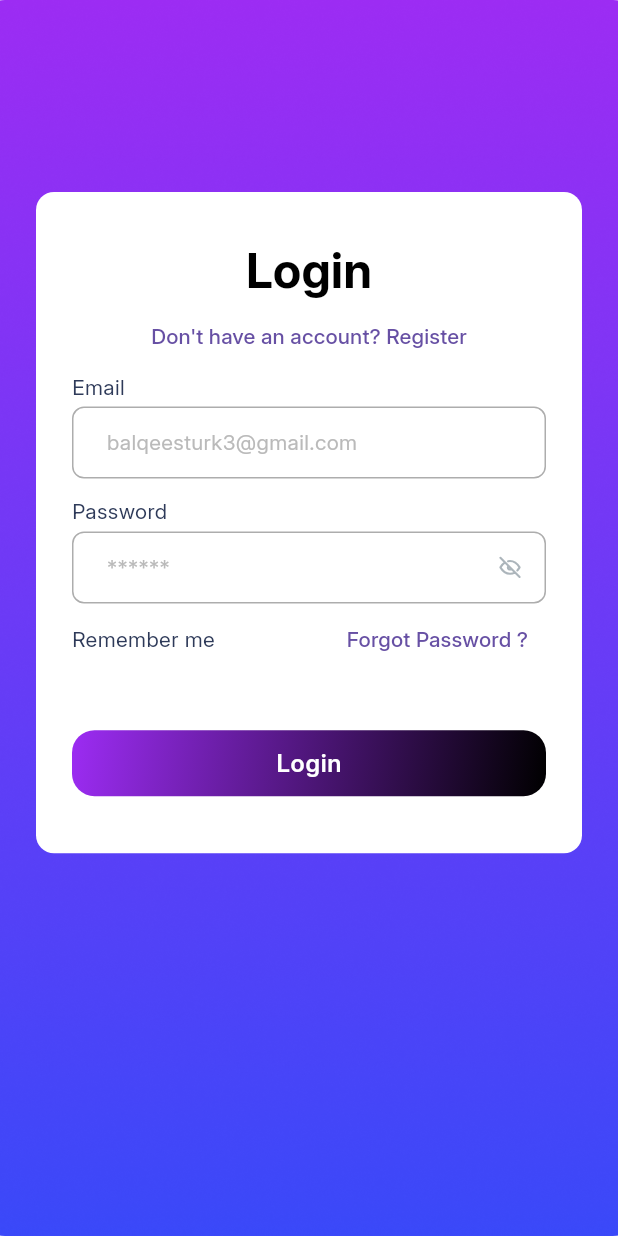
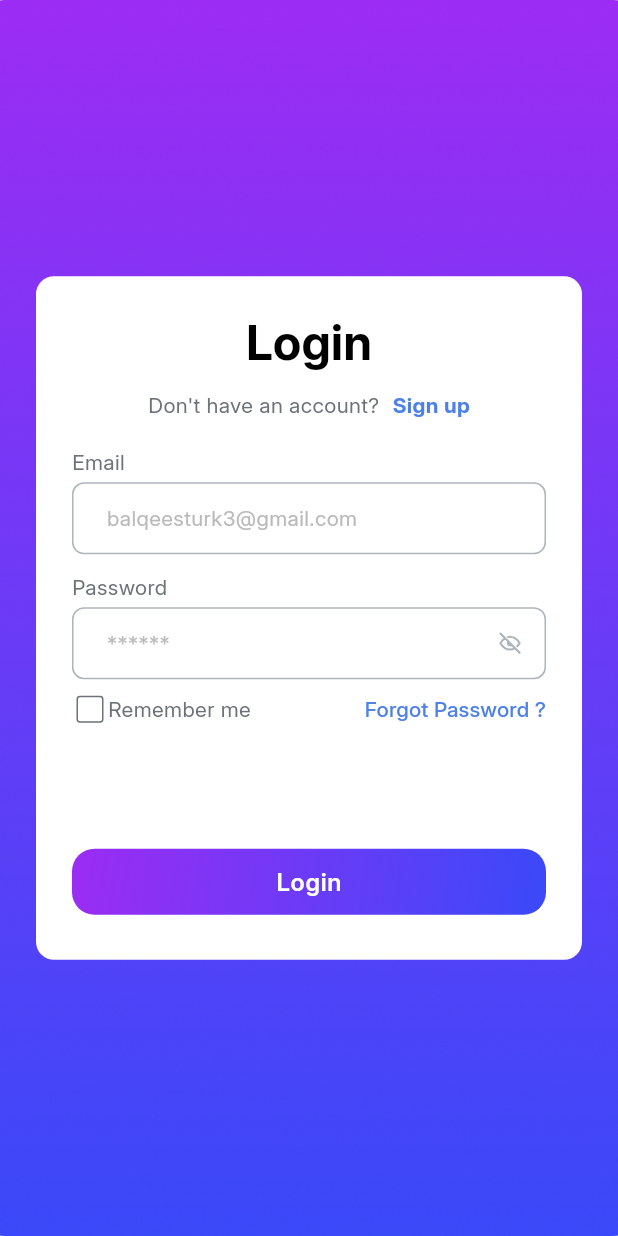
Before and after one commit to Balkis998/JODDB_TASK, a Flutter app: the screen it shows after launch, on a phone screen of 412 x 824 dp. Run offline on Flutter 3.47's test engine with Material 3 defaults, Android fonts, the phone set to English and light mode, and no system bars; our stand-ins replace cached_network_image, cloud_firestore, dio, easy_localization, equatable, firebase_auth and 7 more; accounts and stored records are empty.

Commit message:
finish auth (login/register)

```diff
--- a/lib/Core/Theme/app_colors.dart
+++ b/lib/Core/Theme/app_colors.dart
@@ -18,15 +18,17 @@ class AppColors {
   static Color mainColor = _colorFromHex('#2E3A59');
   static Color primary = _colorFromHex('#AEAEB3'); //
   static Color secondaryColor = _colorFromHex('#9C2CF3'); //
+  static Color secondaryBLueColor = _colorFromHex('#3A49F9');
+
   static Color backgroundColor = _colorFromHex('#E5EAFC');
 
   static Color blackColor = _colorFromHex('#000000');
   static Color white = _colorFromHex('#FFFFFF');
 
   static Color lightColor = _colorFromHex('#D8DEF3');
-  static Color grey = _colorFromHex('#ACB5BB');
+  static Color grey = _colorFromHex('#6C7278'); // ACB5BB
 
-  static Color borderColor = _colorFromHex('#ADADAD');
+  static Color borderColor = _colorFromHex('#ACB5BB');
   static Color hintColor = _colorFromHex('#BABABA');
 
   static Color formBorderColor = _colorFromHex("#E9E9E9");
@@ -36,4 +38,6 @@ class AppColors {
 
   static Color borderGrey = _colorFromHex("#CAC8C8");
   static Color red = _colorFromHex('#FF270E');
+  static Color infoColor = _colorFromHex('#4D81E7');
 }
+ //
--- /dev/null
+++ b/lib/Core/Widgets/checkbok_widget.dart
@@ -0,0 +1,44 @@
+import 'package:flutter/material.dart';
+import 'package:flutter_screenutil/flutter_screenutil.dart';
+
+import '../../../Core/Theme/app_colors.dart';
+
+class CheckboxWidget extends StatelessWidget {
+  final bool value;
+  final void Function(bool?)? onChanged;
+  const CheckboxWidget({super.key, required this.value, this.onChanged});
+
+  @override
+  Widget build(BuildContext context) {
+    return Checkbox(
+      checkColor: AppColors.mainColor,
+      value: value,
+      activeColor: AppColors.mainColor,
+      fillColor: WidgetStateProperty.resolveWith<Color>((
+        Set<WidgetState> states,
+      ) {
+        if (states.contains(WidgetState.selected)) {
+          return Colors.white; // Black box when checked
+        }
+        return Colors.white; // White box when unchecked
+      }),
+      side: WidgetStateBorderSide.resolveWith((Set<WidgetState> states) {
+        if (states.contains(WidgetState.selected)) {
+          return BorderSide(color: AppColors.grey, width: 1);
+        }
+
+        return BorderSide(
+          color: AppColors.grey,
+          width: 1,
+        ); // Black border when unchecked
+      }),
+      materialTapTargetSize: MaterialTapTargetSize.shrinkWrap,
+      visualDensity: const VisualDensity(
+        horizontal: VisualDensity.minimumDensity,
+        vertical: VisualDensity.minimumDensity,
+      ),
+      shape: RoundedRectangleBorder(borderRadius: BorderRadius.circular(3.r)),
+      onChanged: onChanged,
+    );
+  }
+}
--- a/lib/Core/Widgets/form_widget.dart
+++ b/lib/Core/Widgets/form_widget.dart
@@ -5,6 +5,7 @@ import 'package:flutter_screenutil/flutter_screenutil.dart';
 import '../../Core/Style/form_style.dart';
 import '../../Core/Theme/text_theme.dart';
 import '../Services/Spacer/spacer_static.dart';
+import '../Theme/app_colors.dart';
 
 class TextFormFieldWidget extends StatelessWidget {
   final TextEditingController? controller;
@@ -76,7 +77,12 @@ class TextFormFieldWidget extends StatelessWidget {
     return Column(
       crossAxisAlignment: CrossAxisAlignment.start,
       children: [
-        Text(title ?? '', style: TextThemeStyle.textThemeStyle.bodyMedium!),
+        Text(
+          title ?? '',
+          style: TextThemeStyle.textThemeStyle.bodyMedium!.copyWith(
+            color: AppColors.grey,
+          ),
+        ),
         StaticSpacer.spacer4,
         TextFormField(
           controller: controller,
--- a/lib/Core/Widgets/main_button.dart
+++ b/lib/Core/Widgets/main_button.dart
@@ -67,15 +67,11 @@ class MainButton extends StatelessWidget {
                   : isDisabled
                   ? AppColors.grey
                   : color ?? AppColors.primary,
-          gradient:
-              isGradiunt == true
-                  ? LinearGradient(
-                    begin: Alignment.topLeft,
-                    end: Alignment.bottomRight,
-                    colors: gradiuntColors!,
-                    stops: const [0.0, 1.0], // Gradient stops
-                  )
-                  : null,
+          gradient: LinearGradient(
+            begin: Alignment.topLeft,
+            end: Alignment.bottomRight,
+            colors: [AppColors.secondaryColor, AppColors.secondaryBLueColor],
+          ),
         ),
         child: Padding(
           padding: EdgeInsets.symmetric(horizontal: 4.w, vertical: 4.h),
--- a/lib/Core/Widgets/password_field.dart
+++ b/lib/Core/Widgets/password_field.dart
@@ -2,6 +2,7 @@ import 'package:flutter/material.dart';
 import 'package:flutter_screenutil/flutter_screenutil.dart';
 import 'package:flutter_svg/svg.dart';
 import '../Services/Spacer/spacer_static.dart';
+import '../Theme/app_colors.dart';
 import '../Theme/text_theme.dart';
 import '../Style/form_style.dart';
 import '../Style/assets.dart';
@@ -57,8 +58,11 @@ class _PasswordFieldState extends State<PasswordField> {
       children: [
         Text(
           widget.title ?? '',
-          style: TextThemeStyle.textThemeStyle.bodyMedium!,
+          style: TextThemeStyle.textThemeStyle.bodyMedium!.copyWith(
+            color: AppColors.grey,
+          ),
         ),
+
         StaticSpacer.spacer4,
         TextFormField(
           style: TextThemeStyle.textThemeStyle.bodyMedium,
--- /dev/null
+++ b/lib/Core/Widgets/text_button_widget.dart
@@ -0,0 +1,48 @@
+import 'package:flutter/material.dart';
+import 'package:flutter/widgets.dart';
+import 'package:flutter_screenutil/flutter_screenutil.dart';
+
+import '../Theme/app_colors.dart';
+import '../Theme/text_theme.dart';
+
+class TextButtonWidget extends StatelessWidget {
+  final void Function()? onPressed;
+  final String text1;
+  final String text2;
+  final MainAxisAlignment? mainAxisAlignment;
+
+  const TextButtonWidget({
+    super.key,
+    this.onPressed,
+    required this.text1,
+    required this.text2,
+    this.mainAxisAlignment,
+  });
+
+  @override
+  Widget build(BuildContext context) {
+    return GestureDetector(
+      onTap: onPressed,
+      child: Row(
+        mainAxisAlignment: mainAxisAlignment ?? MainAxisAlignment.center,
+        children: [
+          Text(
+            text1,
+            style: TextThemeStyle.textThemeStyle.bodyMedium!.copyWith(
+              color: AppColors.grey,
+              fontWeight: FontWeight.w400,
+            ),
+          ),
+          SizedBox(width: 5.w),
+          Text(
+            text2,
+            style: TextThemeStyle.textThemeStyle.bodyMedium!.copyWith(
+              color: AppColors.infoColor,
+              fontWeight: FontWeight.bold,
+            ),
+          ),
+        ],
+      ),
+    );
+  }
+}
--- a/lib/Features/Auth/Presentation/View/Widgets/login_body.dart
+++ b/lib/Features/Auth/Presentation/View/Widgets/login_body.dart
@@ -5,13 +5,16 @@ import '../../../../../Core/Errors/common_ui.dart';
 import '../../../../../Core/Services/Spacer/spacer_static.dart';
 import '../../../../../Core/Theme/app_colors.dart';
 import '../../../../../Core/Theme/text_theme.dart';
+import '../../../../../Core/Widgets/checkbok_widget.dart';
 import '../../../../../Core/Widgets/custome_loding_widget.dart';
 import '../../../../../Core/Widgets/form_validator.dart';
 import '../../../../../Core/Widgets/form_widget.dart';
 import '../../../../../Core/Widgets/main_button.dart';
 import '../../../../../Core/Widgets/password_field.dart';
+import '../../../../../Core/Widgets/text_button_widget.dart';
 import '../../../../Main/Presentation/View/main_screen.dart';
 import '../../BloC/AuthCubit/auth_cubit.dart';
+import '../register_screen.dart';
 
 class LoginBody extends StatefulWidget {
   const LoginBody({super.key});
@@ -42,20 +45,14 @@ class _LoginBodyState extends State<LoginBody> {
     await authCubit.loginHandler(email, password);
   }
 
+  bool tappedValue = false;
+
   @override
   Widget build(BuildContext context) {
-    return BlocConsumer<AuthCubit, AuthState>(
-      listener: (context, state) {
-        if (state is AuthSuccess) {
-          Navigator.pushReplacementNamed(context, MainScreen.id);
-        } else if (state is AuthFailure) {
-          CommonUi.snackBar(context, state.errorMessage);
-        }
-      },
-      builder: (context, state) {
-        return Container(
-          margin: EdgeInsets.symmetric(horizontal: 24, vertical: 128),
-          padding: EdgeInsets.symmetric(horizontal: 24, vertical: 32),
+    return Center(
+      child: Container(
+        margin: EdgeInsets.symmetric(horizontal: 24, vertical: 32),
+        padding: EdgeInsets.symmetric(horizontal: 24, vertical: 24),
 
         decoration: BoxDecoration(
           borderRadius: BorderRadius.circular(12),
@@ -70,18 +67,22 @@ class _LoginBodyState extends State<LoginBody> {
               children: [
                 Text(
                   'Login',
-                    style: TextThemeStyle.textThemeStyle.headlineLarge!
-                        .copyWith(
+                  style: TextThemeStyle.textThemeStyle.headlineLarge!.copyWith(
                     color: AppColors.blackColor,
                     fontWeight: FontWeight.w800,
                   ),
                 ),
-                  TextButton(
+
+                StaticSpacer.spacer16,
+
+                TextButtonWidget(
+                  text1: "Don't have an account? ",
+                  text2: 'Sign up',
                   onPressed: () {
-                      // setState(() => _isLogin = !_isLogin);
+                    Navigator.pushNamed(context, RegisterScreen.id);
                   },
-                    child: Text("Don't have an account? Register"),
                 ),
+                StaticSpacer.spacer24,
                 TextFormFieldWidget(
                   hint: 'balqeesturk3@gmail.com',
                   title: 'Email',
@@ -96,38 +97,71 @@ class _LoginBodyState extends State<LoginBody> {
                   hintText: '******',
                   validator: (value) => FormValidato.isPasswordValid(value),
                 ),
+
                 Row(
                   mainAxisAlignment: MainAxisAlignment.spaceBetween,
                   children: [
-                      Text('Remember me'),
+                    Row(
+                      children: [
+                        CheckboxWidget(
+                          value: tappedValue,
+                          onChanged: (value) {
+                            setState(() {
+                              tappedValue = value!;
+                            });
+                          },
+                        ),
+                        Text(
+                          'Remember me',
+                          style: TextThemeStyle.textThemeStyle.bodyMedium!
+                              .copyWith(color: AppColors.grey),
+                        ),
+                      ],
+                    ),
                     TextButton(
+                      style: TextButton.styleFrom(
+                        padding: EdgeInsets.zero,
+                        tapTargetSize: MaterialTapTargetSize.shrinkWrap,
+                        foregroundColor: AppColors.infoColor,
+                        overlayColor: Colors.transparent,
+                      ),
                       onPressed: () {},
                       child: Text("Forgot Password ?"),
                     ),
                   ],
                 ),
-                  StaticSpacer.spacer48,
-
-                  // if (state is AuthLoading)
-                  //   const CustomLoadingIndicator()
-                  // else
-                  MainButton(
+                StaticSpacer.spacer96,
+                BlocConsumer<AuthCubit, AuthState>(
+                  listener: (context, state) {
+                    if (state is AuthSuccess) {
+                      Navigator.pushReplacementNamed(context, MainScreen.id);
+                    } else if (state is AuthFailure) {
+                      CommonUi.snackBar(context, state.errorMessage);
+                    }
+                  },
+                  builder: (context, state) {
+                    if (state is AuthLoading) {
+                      return CustomLoadingIndicator();
+                    }
+                    return MainButton(
                       isGradiunt: true,
                       gradiuntColors: [
                         AppColors.secondaryColor,
-                      AppColors.blackColor,
+                        AppColors.secondaryBLueColor,
                       ],
                       onPressed: _handleLogin,
                       width: double.infinity,
                       text: 'Login',
+                    );
+                  },
                 ),
+
                 StaticSpacer.spacer8,
               ],
             ),
           ),
         ),
-        );
-      },
+      ),
     );
   }
 }
--- a/pubspec.yaml
+++ b/pubspec.yaml
@@ -26,6 +26,7 @@ dependencies:
   equatable: ^2.0.7
   firebase_core: ^3.13.0
   firebase_auth: ^5.5.2
+  cloud_firestore: ^5.6.6
 
 dev_dependencies:
   flutter_test:
```
Also changed, not shown: lib/Core/Utils/locator.dart (+8 -1 lines), lib/Features/Auth/Presentation/BloC/AuthCubit/auth_cubit.dart (+18 -3 lines), lib/Features/Auth/Presentation/View/Widgets/register_body.dart (+100 -33 lines), lib/Features/Auth/Presentation/View/register_screen.dart (+21 -1 lines), 1 other file. Lines whose indentation alone changed are shown as unchanged.
